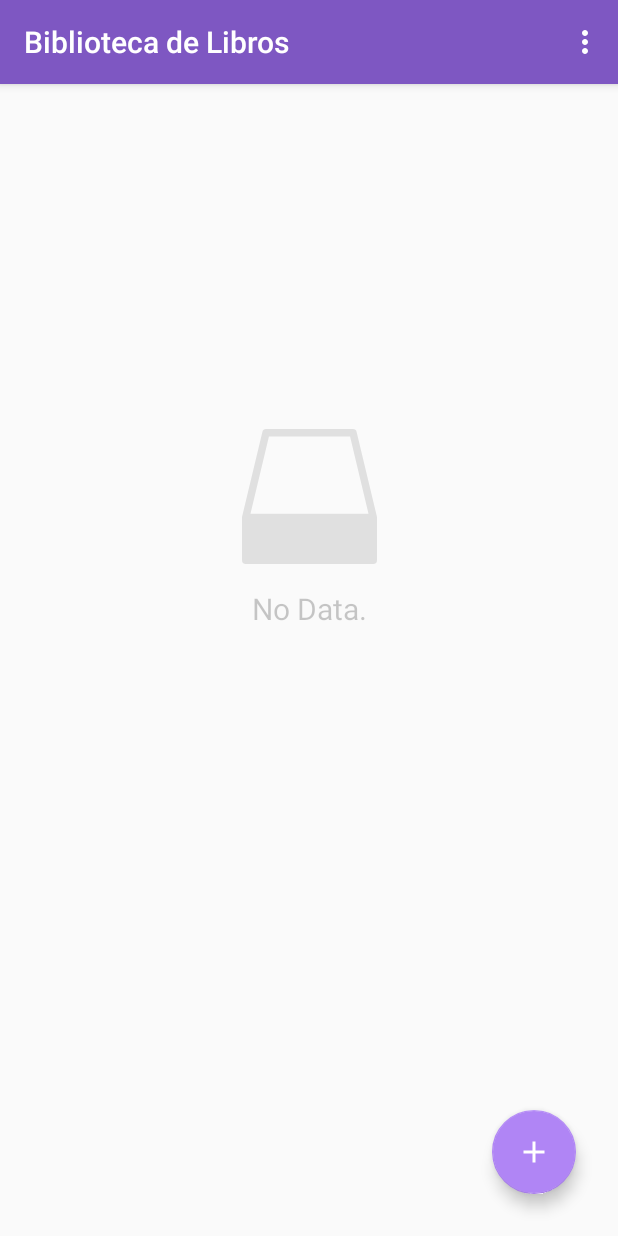
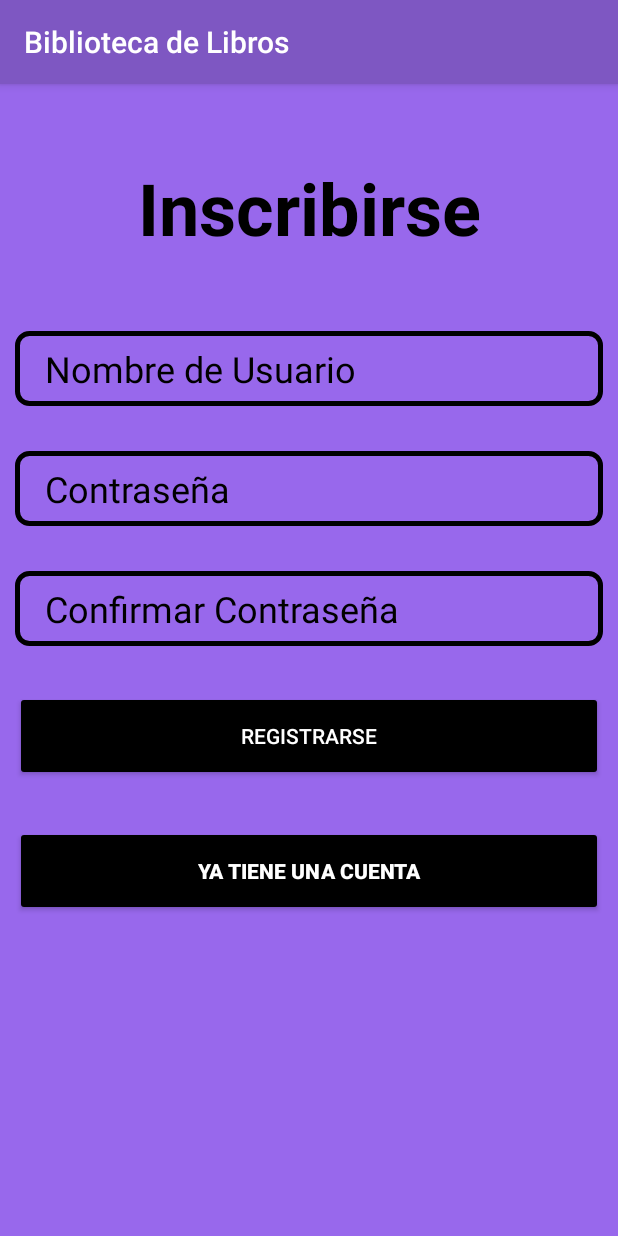
Before and after one commit to yairsln/Semana13-Grupo6, an Android app: the screen it shows after launch (MainActivity before the commit, Registrarse after it), on a phone screen of 412 x 824 dp. Run offline under Robolectric (Android 15) with nearby library versions, the phone set to English and light mode, and no system bars.

Commit message:
Agregamos Login y Paleta de colores

```diff
--- /dev/null
+++ b/app/src/main/java/com/jovanovic/stefan/Semana_13_Grupo6/Registrarse.java
@@ -0,0 +1,67 @@
+package com.jovanovic.stefan.Semana_13_Grupo6;
+
+import androidx.appcompat.app.AppCompatActivity;
+
+import android.content.Intent;
+import android.os.Bundle;
+import android.text.TextUtils;
+import android.view.View;
+import android.widget.Button;
+import android.widget.EditText;
+import android.widget.Toast;
+
+public class Registrarse extends AppCompatActivity {
+EditText txtNombre,txtContrasena,txtreContrasena;
+Button btnRegistrar,btnIngresar;
+DBHelper DB;
+    @Override
+    protected void onCreate(Bundle savedInstanceState) {
+        super.onCreate(savedInstanceState);
+        setContentView(R.layout.activity_registrarse);
+        txtNombre = findViewById(R.id.txtnombre);
+        txtContrasena= findViewById(R.id.txtContrasena);
+        txtreContrasena = findViewById(R.id.txtreContrasena);
+        btnRegistrar = findViewById(R.id.btnRegistrar);
+        btnIngresar = findViewById(R.id.btnIngresar);
+        DB = new DBHelper(this);
+
+        btnRegistrar.setOnClickListener(new View.OnClickListener() {
+            @Override
+            public void onClick(View view) {
+               String usu =txtNombre.getText().toString();
+               String con = txtContrasena.getText().toString();
+               String recon = txtreContrasena.getText().toString();
+               if(TextUtils.isEmpty(usu)||TextUtils.isEmpty(con) ||TextUtils.isEmpty(recon) ){
+                   Toast.makeText(Registrarse.this, " Todos los campos son obligatorios ", Toast.LENGTH_SHORT).show();
+               }else{
+                   if(con.equals(recon)){
+                       boolean checkusers = DB.checkusuario(usu);
+                       if (checkusers==false){
+                           boolean insert = DB.insertarDatos(usu,con);
+                           if (insert==true){
+                               Toast.makeText(Registrarse.this, "Resgistrado con Exito", Toast.LENGTH_SHORT).show();
+                               Intent intent = new Intent(getApplicationContext(),MainActivity.class);
+                               startActivity(intent);
+                           }else {
+                               Toast.makeText(Registrarse.this,"No se pudo Registrar",Toast.LENGTH_SHORT).show();
+                           }
+
+                       }else {
+                           Toast.makeText(Registrarse.this,"Usuario ya existe",Toast.LENGTH_SHORT).show();
+                       }
+
+                   }else {
+                       Toast.makeText(Registrarse.this,"Contraseña no Coinciden",Toast.LENGTH_SHORT).show();
+                   }
+               }
+            }
+        });
+        btnIngresar.setOnClickListener(new View.OnClickListener() {
+            @Override
+            public void onClick(View view) {
+                Intent intent = new Intent(getApplicationContext(),Login.class);
+                startActivity(intent);
+            }
+        });
+    }
+}
--- /dev/null
+++ b/app/src/main/res/drawable/edittext.xml
@@ -0,0 +1,5 @@
+<?xml version="1.0" encoding="utf-8"?>
+<shape  android:shape="rectangle" xmlns:android="http://schemas.android.com/apk/res/android">
+    <stroke android:width="3dp" android:color="@android:color/black"/>
+    <corners android:radius="8dp"/>
+</shape>
--- a/app/src/main/res/layout/activity_add.xml
+++ b/app/src/main/res/layout/activity_add.xml
@@ -4,8 +4,9 @@
     xmlns:tools="http://schemas.android.com/tools"
     android:layout_width="match_parent"
     android:layout_height="match_parent"
-    tools:context=".AddActivity"
-    android:padding="30dp">
+    android:background="#9868EC"
+    android:padding="30dp"
+    tools:context=".AddActivity">
 
     <EditText
         android:id="@+id/title_input"
--- a/app/src/main/res/layout/activity_main.xml
+++ b/app/src/main/res/layout/activity_main.xml
@@ -21,9 +21,10 @@
 
     <androidx.recyclerview.widget.RecyclerView
         android:id="@+id/recyclerView"
-        android:paddingTop="?attr/actionBarSize"
         android:layout_width="409dp"
         android:layout_height="729dp"
+        android:background="@color/cardview_light_background"
+        android:paddingTop="?attr/actionBarSize"
         app:layout_constraintBottom_toBottomOf="parent"
         app:layout_constraintEnd_toEndOf="parent"
         app:layout_constraintStart_toStartOf="parent"
@@ -54,4 +55,6 @@
         app:layout_constraintStart_toStartOf="parent"
         app:layout_constraintTop_toBottomOf="@+id/empty_imageview" />
 
+
+
 </androidx.constraintlayout.widget.ConstraintLayout>
--- /dev/null
+++ b/app/src/main/res/layout/activity_registrarse.xml
@@ -0,0 +1,85 @@
+<?xml version="1.0" encoding="utf-8"?>
+<LinearLayout xmlns:android="http://schemas.android.com/apk/res/android"
+    xmlns:app="http://schemas.android.com/apk/res-auto"
+    xmlns:tools="http://schemas.android.com/tools"
+    android:layout_width="match_parent"
+    android:layout_height="match_parent"
+    android:background="#9868EC"
+    android:orientation="vertical"
+    android:padding="10dp"
+    tools:context=".Registrarse">
+
+    <TextView
+        android:id="@+id/textView"
+        android:layout_width="match_parent"
+        android:layout_height="wrap_content"
+        android:layout_marginTop="40dp"
+        android:layout_marginBottom="50dp"
+        android:gravity="center_horizontal"
+        android:text="Inscribirse"
+        android:textColor="@android:color/black"
+        android:textSize="48sp"
+        android:textStyle="bold" />
+
+    <EditText
+        android:id="@+id/txtnombre"
+        android:layout_width="match_parent"
+        android:layout_height="50dp"
+        android:layout_marginBottom="30dp"
+        android:background="@drawable/edittext"
+        android:ems="10"
+        android:hint="Nombre de Usuario"
+        android:inputType="textPersonName"
+        android:paddingLeft="20dp"
+        android:textColorHint="#000000"
+        android:textSize="24sp" />
+
+    <EditText
+        android:id="@+id/txtContrasena"
+        android:layout_width="match_parent"
+        android:layout_height="50dp"
+        android:layout_marginBottom="30dp"
+        android:background="@drawable/edittext"
+        android:password="true"
+        android:ems="10"
+        android:hint="Contraseña"
+        android:inputType="textPersonName"
+        android:paddingLeft="20dp"
+        android:textColorHint="#000000"
+        android:textSize="24sp" />
+
+    <EditText
+        android:id="@+id/txtreContrasena"
+        android:layout_width="match_parent"
+        android:layout_height="50dp"
+        android:layout_marginBottom="30dp"
+        android:background="@drawable/edittext"
+        android:ems="10"
+        android:password="true"
+        android:hint="Confirmar Contraseña"
+        android:inputType="textPersonName"
+        android:paddingLeft="20dp"
+        android:textColorHint="#000000"
+        android:textSize="24sp" />
+
+    <Button
+        android:id="@+id/btnRegistrar"
+        android:layout_width="match_parent"
+        android:layout_height="60dp"
+        android:layout_marginBottom="30dp"
+        android:backgroundTint="@android:color/black"
+        android:text="Registrarse"
+        android:textColor="@android:color/white" />
+
+    <Button
+        android:id="@+id/btnIngresar"
+        android:layout_width="match_parent"
+        android:layout_height="60dp"
+        android:layout_marginBottom="30dp"
+        android:backgroundTint="@android:color/black"
+        android:text="Ya tiene una cuenta"
+        android:textColor="@android:color/white"
+        android:textStyle="bold" />
+
+
+</LinearLayout>
--- a/app/src/main/res/layout/activity_update.xml
+++ b/app/src/main/res/layout/activity_update.xml
@@ -4,8 +4,9 @@
     xmlns:tools="http://schemas.android.com/tools"
     android:layout_width="match_parent"
     android:layout_height="match_parent"
-    tools:context=".AddActivity"
-    android:padding="30dp">
+    android:background="#9868EC"
+    android:padding="30dp"
+    tools:context=".AddActivity">
 
     <EditText
         android:id="@+id/title_input2"
```
Also changed, not shown: app/src/main/AndroidManifest.xml (+13 -6 lines), app/src/main/java/com/jovanovic/stefan/Semana_13_Grupo6/DBHelper.java (added, +62 -0 lines), app/src/main/java/com/jovanovic/stefan/Semana_13_Grupo6/Login.java (added, +46 -0 lines), app/src/main/java/com/jovanovic/stefan/Semana_13_Grupo6/MainActivity.java (+5 -2 lines), app/src/main/res/layout/activity_login.xml (added, +61 -0 lines), app/src/main/res/layout/my_row.xml (+14 -10 lines).
